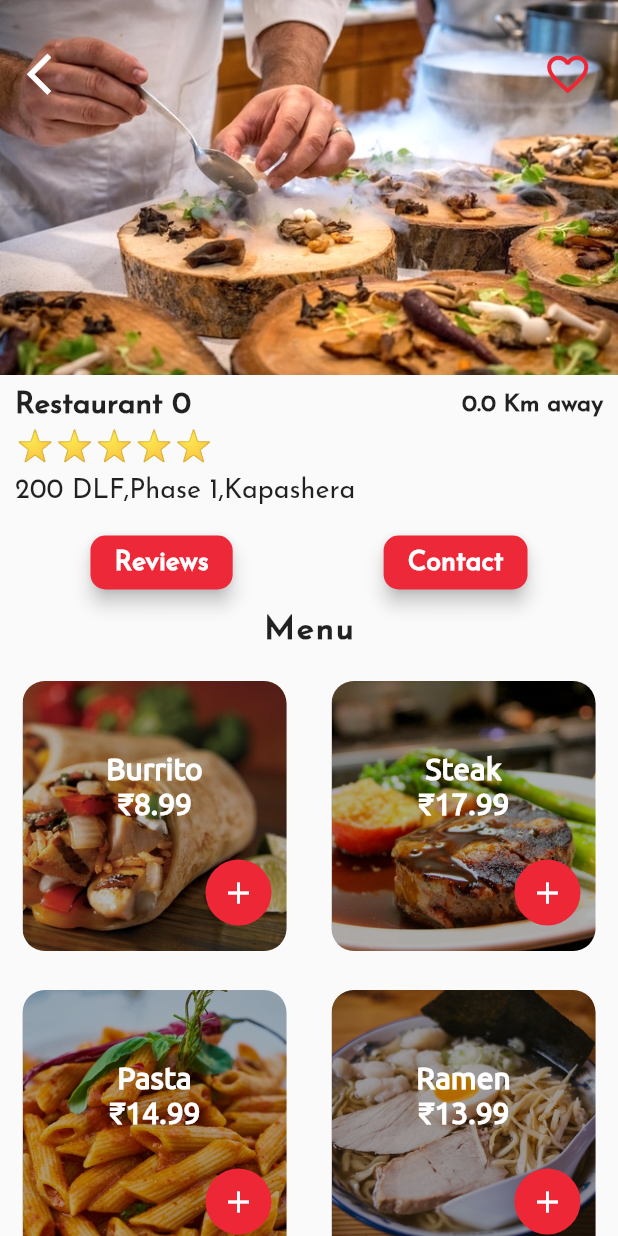
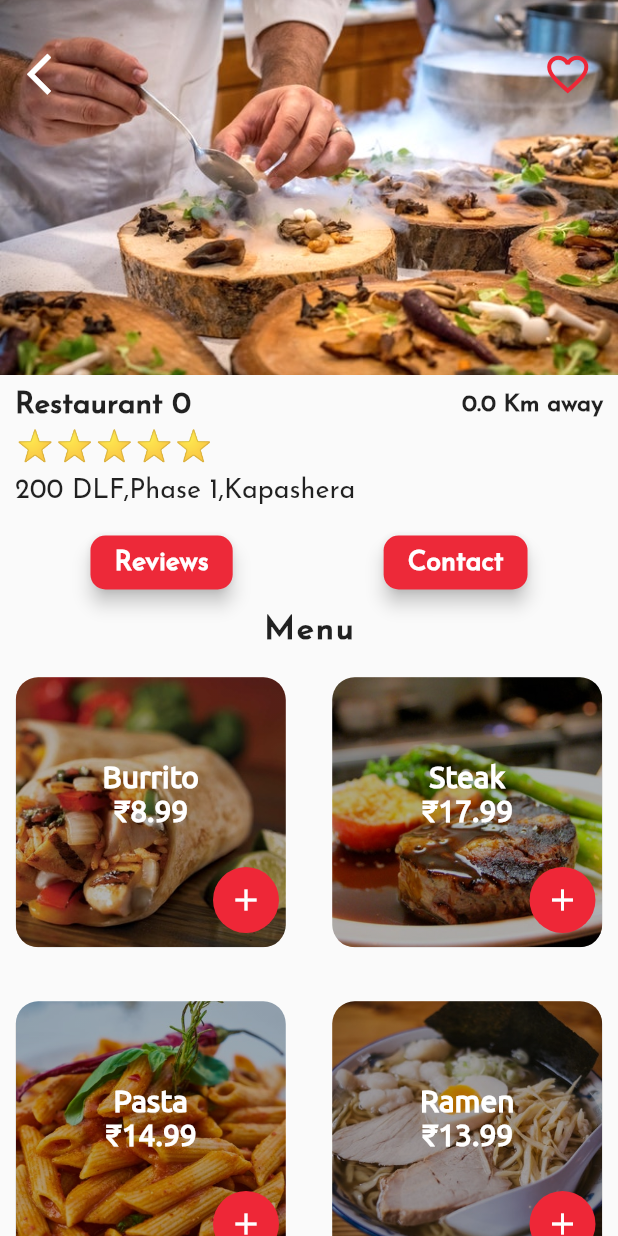
Before and after one commit to 07Abhi/foodAppUi, a Flutter app: the screen it shows after launch, after a tap on "Restaurant 0", on a phone screen of 412 x 824 dp. Run offline on Flutter 3.47's test engine with Material 2 defaults, Android fonts, the phone set to English and light mode, and no system bars; our stand-ins replace animated_text_kit; missing offline and left inert: autocomplete_textfield; statements that could not run were skipped.

```diff
--- a/lib/screens/restaurantscreen.dart
+++ b/lib/screens/restaurantscreen.dart
@@ -181,15 +181,13 @@ class _RestaurantScreenState extends State<RestaurantScreen> {
             child: GridView.count(
               physics: BouncingScrollPhysics(),
               crossAxisCount: 2,
+              mainAxisSpacing: 15.0,
+              crossAxisSpacing: 10.0,
               children: List.generate(
                 widget.restaurant.menu.length,
                 (index) {
                   Food food = widget.restaurant.menu[index];
-                  return Padding(
-                    padding: const EdgeInsets.symmetric(
-                        horizontal: 15.0, vertical: 10.0),
-                    child: MenuStackTiles(food),
-                  );
+                  return MenuStackTiles(food);
                 },
               ),
             ),
--- a/lib/widgets/menustacks.dart
+++ b/lib/widgets/menustacks.dart
@@ -76,7 +76,7 @@ class _MenuStackTilesState extends State<MenuStackTiles> {
         ),
         Positioned(
           bottom: 20.0,
-          right: 10.0,
+          right: 15.0,
           child: GestureDetector(
             onTap: () {},
             child: CircleAvatar(
```
Also changed, not shown: 1 other file.
